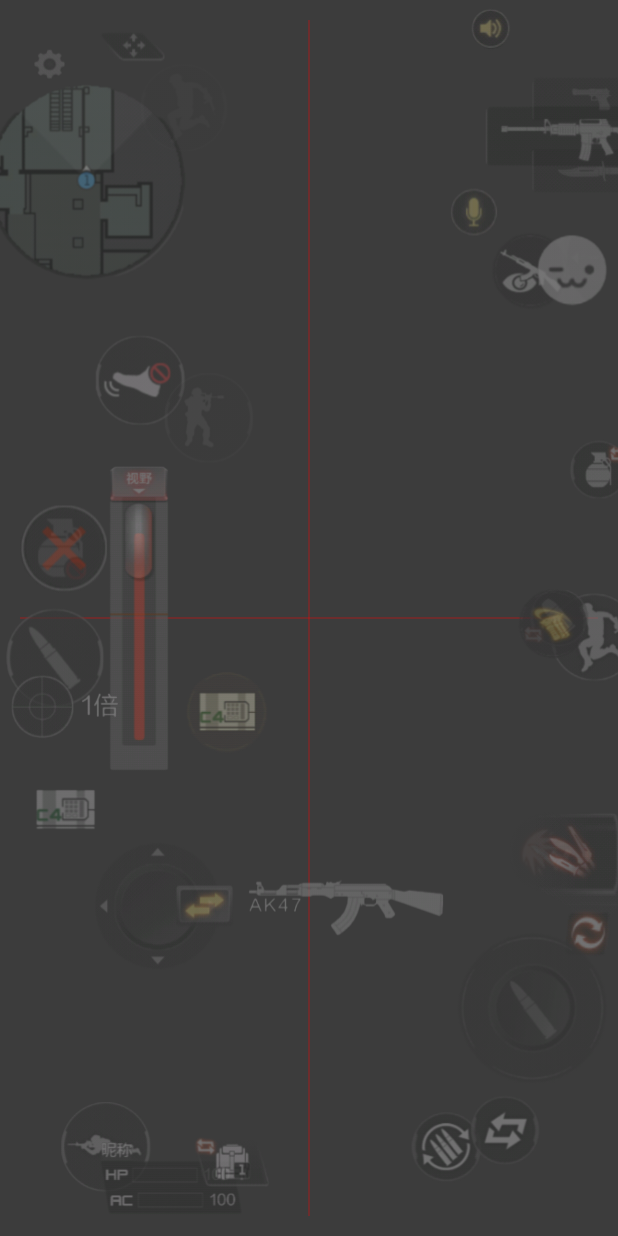
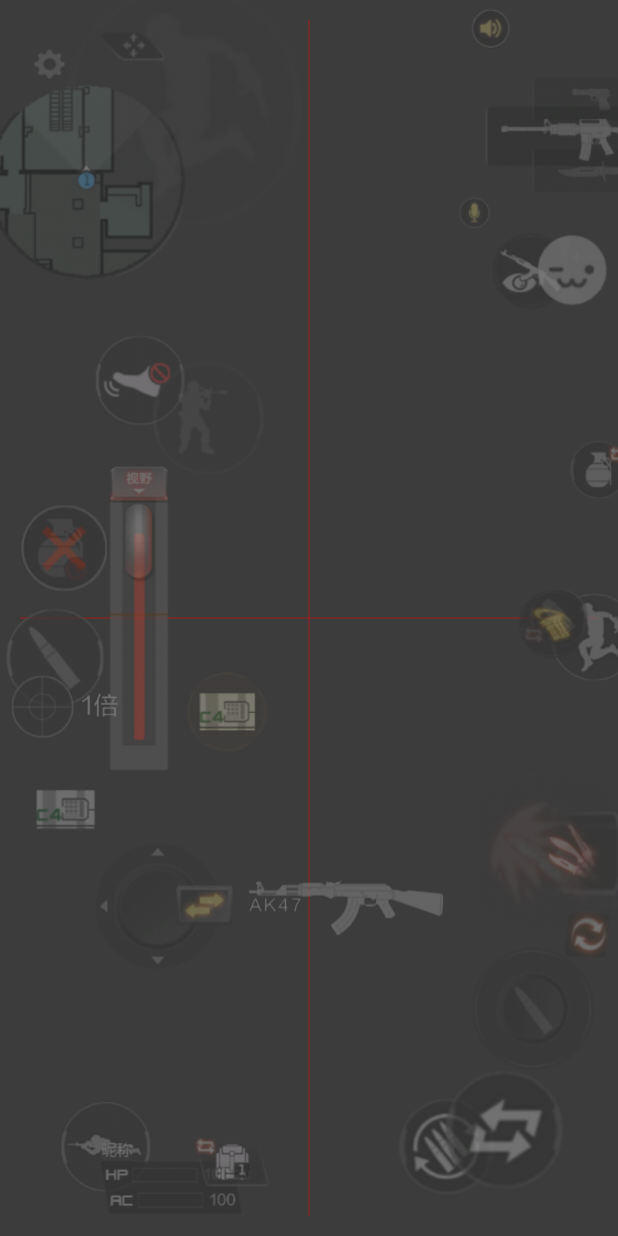
Before and after one commit to rlin1538/Cfm_Joy_Manager, an Android app built with Jetpack Compose: the screen it shows after launch (MainActivity), after a tap on "测试", on a phone screen of 412 x 824 dp. Run offline under Robolectric (Android 15) with nearby library versions, the phone set to English and light mode, and no system bars.

Commit message:
权限测试

```diff
--- a/app/build.gradle.kts
+++ b/app/build.gradle.kts
@@ -60,6 +60,9 @@ dependencies {
     implementation(libs.gson)
     implementation(libs.androidx.navigation.compose)
     implementation(platform(libs.compose.bom))
+    implementation(libs.androidx.documentfile)
+    implementation(libs.androidx.appcompat)
+    implementation(libs.androidx.activity.ktx)
     testImplementation(libs.junit)
     androidTestImplementation(libs.androidx.test.ext.junit)
     androidTestImplementation(libs.espresso.core)
--- a/app/src/main/AndroidManifest.xml
+++ b/app/src/main/AndroidManifest.xml
@@ -2,6 +2,9 @@
 <manifest xmlns:android="http://schemas.android.com/apk/res/android"
     xmlns:tools="http://schemas.android.com/tools">
 
+    <uses-permission android:name="android.permission.WRITE_EXTERNAL_STORAGE" />
+    <uses-permission android:name="android.permission.READ_EXTERNAL_STORAGE" />
+    <uses-permission android:name="android.permission.MANAGE_EXTERNAL_STORAGE" tools:ignore="ScopedStorage" />
     <application
         android:allowBackup="true"
         android:dataExtractionRules="@xml/data_extraction_rules"
@@ -11,6 +14,8 @@
         android:roundIcon="@mipmap/ic_launcher_round"
         android:supportsRtl="true"
         android:theme="@style/Theme.Cfm_Joy_Manager"
+        android:preserveLegacyExternalStorage="true"
+        android:requestLegacyExternalStorage="true"
         tools:targetApi="31">
         <activity
             android:name=".JoySticksViewer"
--- a/app/src/main/java/com/rlin/cfm_joy_manager/JoySticksViewer.kt
+++ b/app/src/main/java/com/rlin/cfm_joy_manager/JoySticksViewer.kt
@@ -1,6 +1,7 @@
 package com.rlin.cfm_joy_manager
 
 import ImgHelper.getBitmapFormResources
+import android.graphics.Bitmap
 import androidx.compose.foundation.Canvas
 import androidx.compose.foundation.background
 import androidx.compose.foundation.layout.fillMaxSize
@@ -31,8 +32,18 @@ fun JoySticksViewer(
 
     joys = Gson().fromJson(json, typeMyType)
 
-    var standardJoys: HashMap<String, JoyButtonProperty> =
+    val standardJoys: HashMap<String, JoyButtonProperty> =
         Gson().fromJson(standardJoySticksJson, typeMyType)
+
+    fun getScaledJoyImg(btnName: String): Bitmap {
+        var img =
+            getBitmapFormResources(context, getDrawableId(context, btnName.lowercase()))
+        img = img.scale(
+            ((img.width / standardJoys[btnName]!!.Scale) * joys[btnName]!!.Scale).toInt(),
+            ((img.height / standardJoys[btnName]!!.Scale) * joys[btnName]!!.Scale).toInt()
+        )
+        return img
+    }
 
     Canvas(
         modifier = modifier
@@ -65,15 +76,9 @@ fun JoySticksViewer(
                     "StaticWalkBtn",
                     "MapButtonNew"
                 )
-
-            leftTop.forEachIndexed { index, btnName ->
+            leftTop.forEach { btnName ->
                 if (joys[btnName] != null) {
-                    var img =
-                        getBitmapFormResources(context, getDrawableId(context, btnName.lowercase()))
-                    img = img.scale(
-                        ((img.width / standardJoys[btnName]!!.Scale) * joys[btnName]!!.Scale).toInt(),
-                        ((img.height / standardJoys[btnName]!!.Scale) * joys[btnName]!!.Scale).toInt()
-                    )
+                    val img = getScaledJoyImg(btnName)
                     drawImage(
                         image = img.asImageBitmap(),
                         topLeft = Offset(
@@ -95,19 +100,9 @@ fun JoySticksViewer(
                     "ChangeSniperZoomButton",
                     "LeftJumpButton",
                 )
-            val leftCenterRes = intArrayOf(
-                R.drawable.restoregrenadeidlestatebtn,
-                R.drawable.closesniperzoombutton,
-                R.drawable.changesniperfovview,
-                R.drawable.leftfirebutton,
-                R.drawable.changesniperzoombutton,
-                R.drawable.leftjumpbutton
-            )
-
-            leftCenter.forEachIndexed { index, btnName ->
+            leftCenter.forEach { btnName ->
                 if (joys[btnName] != null) {
-                    val img =
-                        getBitmapFormResources(context, getDrawableId(context, btnName.lowercase()))
+                    val img = getScaledJoyImg(btnName)
                     drawImage(
                         image = img.asImageBitmap(),
                         topLeft = Offset(
@@ -127,17 +122,9 @@ fun JoySticksViewer(
                     "UserCrawlButton",
                     "C4Btn"
                 )
-            val leftDownRes = intArrayOf(
-                R.drawable.movementjoystick,
-                R.drawable.usercrouchbutton,
-                R.drawable.usercrawlbutton,
-                R.drawable.c4btn
-            )
-
-            leftDown.forEachIndexed { index, btnName ->
+            leftDown.forEach { btnName ->
                 if (joys[btnName] != null) {
-                    val img =
-                        getBitmapFormResources(context, getDrawableId(context, btnName.lowercase()))
+                    val img = getScaledJoyImg(btnName)
                     drawImage(
                         image = img.asImageBitmap(),
                         topLeft = Offset(
@@ -149,7 +136,6 @@ fun JoySticksViewer(
                 }
             }
 
-
             // 居中
             val center =
                 arrayOf(
@@ -157,16 +143,9 @@ fun JoySticksViewer(
                     "BombC4Button",
                     "DroppedPickUpConfirmButton",
                 )
-            val centerRes = intArrayOf(
-                R.drawable.ingamevoicemicrophonebutton,
-                R.drawable.bombc4button,
-                R.drawable.droppedpickupconfirmbutton,
-            )
-
-            center.forEachIndexed { index, btnName ->
+            center.forEach { btnName ->
                 if (joys[btnName] != null) {
-                    val img =
-                        getBitmapFormResources(context, getDrawableId(context, btnName.lowercase()))
+                    val img = getScaledJoyImg(btnName)
                     drawImage(
                         image = img.asImageBitmap(),
                         topLeft = Offset(
@@ -178,7 +157,6 @@ fun JoySticksViewer(
                 }
             }
 
-
             // 中底
             val centerDown =
                 arrayOf(
@@ -189,19 +167,9 @@ fun JoySticksViewer(
                     "SwitchBagButton",
                     "SmileButton"
                 )
-            val centerDownRes = intArrayOf(
-                R.drawable.playerinfohud,
-                R.drawable.lookatgunbutton,
-                R.drawable.reammobutton,
-                R.drawable.quickswitchweaponbutton,
-                R.drawable.switchbagbutton,
-                R.drawable.smilebutton,
-            )
-
-            centerDown.forEachIndexed { index, btnName ->
+            centerDown.forEach { btnName ->
                 if (joys[btnName] != null) {
-                    val img =
-                        getBitmapFormResources(context, getDrawableId(context, btnName.lowercase()))
+                    val img = getScaledJoyImg(btnName)
                     drawImage(
                         image = img.asImageBitmap(),
                         topLeft = Offset(
@@ -219,15 +187,9 @@ fun JoySticksViewer(
                     "InGameVoiceTalkerButton",
                     "WeaponInfoButton",
                 )
-            val rightTopRes = intArrayOf(
-                R.drawable.ingamevoicetalkerbutton,
-                R.drawable.weaponinfobutton,
-            )
-
-            rightTop.forEachIndexed { index, btnName ->
+            rightTop.forEach { btnName ->
                 if (joys[btnName] != null) {
-                    val img =
-                        getBitmapFormResources(context, getDrawableId(context, btnName.lowercase()))
+                    val img = getScaledJoyImg(btnName)
                     drawImage(
                         image = img.asImageBitmap(),
                         topLeft = Offset(
@@ -248,19 +210,10 @@ fun JoySticksViewer(
                     "WeaponQingTianBtn",
                     "SecondaryAttackButton",
                 )
-            val rightCenterRes = intArrayOf(
-                R.drawable.grenadebutton,
-                R.drawable.jumpbutton,
-                R.drawable.liudangunbutton,
-                R.drawable.weaponwangzhezhixinbtn,
-                R.drawable.weaponqingtianbtn,
-                R.drawable.secondaryattackbutton,
-            )
-
-            rightCenter.forEachIndexed { index, btnName ->
+            rightCenter.forEach { btnName ->
                 if (joys[btnName] != null) {
-                    val img =
-                        getBitmapFormResources(context, getDrawableId(context, btnName.lowercase()))
+                    println(btnName)
+                    val img = getScaledJoyImg(btnName)
                     drawImage(
                         image = img.asImageBitmap(),
                         topLeft = Offset(
@@ -279,15 +232,9 @@ fun JoySticksViewer(
                     "FixedFireButton",
 //                    "FollowFireButton",
                 )
-            val rightDownRes = intArrayOf(
-                R.drawable.fixedfirebutton,
-//                R.drawable.followfirebutton,
-            )
-
-            rightDown.forEachIndexed { index, btnName ->
+            rightDown.forEach { btnName ->
                 if (joys[btnName] != null) {
-                    val img =
-                        getBitmapFormResources(context, getDrawableId(context, btnName.lowercase()))
+                    val img = getScaledJoyImg(btnName)
                     drawImage(
                         image = img.asImageBitmap(),
                         topLeft = Offset(
--- a/app/src/main/java/com/rlin/cfm_joy_manager/MainActivity.kt
+++ b/app/src/main/java/com/rlin/cfm_joy_manager/MainActivity.kt
@@ -1,11 +1,19 @@
 package com.rlin.cfm_joy_manager
 
+import android.R.attr
+import android.content.Intent
 import android.content.pm.ActivityInfo
+import android.net.Uri
+import android.os.Build
 import android.os.Bundle
+import android.os.Environment
+import android.provider.Settings
 import android.view.WindowManager
 import androidx.activity.ComponentActivity
 import androidx.activity.compose.setContent
+import androidx.annotation.RequiresApi
 import androidx.compose.foundation.layout.Box
+import androidx.compose.foundation.layout.Column
 import androidx.compose.foundation.layout.fillMaxSize
 import androidx.compose.material3.ElevatedButton
 import androidx.compose.material3.MaterialTheme
@@ -18,6 +26,7 @@ import androidx.compose.ui.graphics.Color
 import androidx.compose.ui.platform.LocalConfiguration
 import androidx.compose.ui.platform.LocalContext
 import androidx.compose.ui.platform.LocalLifecycleOwner
+import androidx.documentfile.provider.DocumentFile
 import androidx.navigation.NamedNavArgument
 import androidx.navigation.NavBackStackEntry
 import androidx.navigation.NavHostController
@@ -27,10 +36,17 @@ import androidx.navigation.compose.composable
 import androidx.navigation.compose.rememberNavController
 import androidx.navigation.navArgument
 import com.rlin.cfm_joy_manager.ui.theme.Cfm_Joy_ManagerTheme
+import com.rlin.cfm_joy_manager.utils.changeToUri
+import com.rlin.cfm_joy_manager.utils.changeToUri3
+import com.rlin.cfm_joy_manager.utils.getFiles
+import com.rlin.cfm_joy_manager.utils.startFor
+
 
 class MainActivity : ComponentActivity() {
     private lateinit var mNavController: NavHostController
+    private val mActivity = this
 
+    @RequiresApi(Build.VERSION_CODES.R)
     override fun onCreate(savedInstanceState: Bundle?) {
         super.onCreate(savedInstanceState)
         setContent {
@@ -38,10 +54,37 @@ class MainActivity : ComponentActivity() {
                 Greeting()
             }
         }
+
+//        //判断是否需要所有文件权限
+//        if (!(Build.VERSION.SDK_INT >= Build.VERSION_CODES.R && !Environment.isExternalStorageManager())) {
+//            println("/表明已经有这个权限了")
+//        } else {
+//            val intent =
+//                Intent(Settings.ACTION_MANAGE_ALL_FILES_ACCESS_PERMISSION)
+//            startActivity(intent)
+//        }
     }
 
+    @Deprecated("Deprecated in Java")
+    override fun onActivityResult(requestCode: Int, resultCode: Int, data: Intent?) {
+        super.onActivityResult(requestCode, resultCode, data)
+
+        val uri: Uri? = data?.data
+
+        if (requestCode == 10086) {
+            uri?.let {
+                contentResolver.takePersistableUriPermission(
+                    it, (Intent.FLAG_GRANT_READ_URI_PERMISSION
+                            or Intent.FLAG_GRANT_WRITE_URI_PERMISSION))
+            } //关键是这里，这个就是保存这个目录的访问权限
+        }
+    }
+
+    @RequiresApi(Build.VERSION_CODES.R)
     @Composable
     fun Greeting(modifier: Modifier = Modifier) {
+        val context = LocalContext.current
+
         mNavController = rememberNavController()
         NavHost(navController = mNavController, startDestination = "page_home") {
             composable("page_home") {
@@ -50,6 +93,7 @@ class MainActivity : ComponentActivity() {
                     color = MaterialTheme.colorScheme.background
                 ) {
                     Box {
+                        Column {
                             ElevatedButton(
                                 onClick = {
                                     val json = """
@@ -59,6 +103,26 @@ class MainActivity : ComponentActivity() {
                                 }
                             ) {
                                 Text(text = "测试")
+                            }
+                            ElevatedButton(
+                                onClick = {
+                                    startFor("/storage/emulated/0/Android/data/com.tencent.tmgp.cf/files/Assets4", mActivity, 10086)
+                                }
+                            ) {
+                                Text("获取权限")
+                            }
+                            ElevatedButton(
+                                onClick = {
+                                    val documentFile: DocumentFile? = DocumentFile.fromTreeUri(
+                                        context, Uri.parse(
+                                            changeToUri3("/storage/emulated/0/Android/data/com.tencent.tmgp.cf/files/Assets4")
+                                        )
+                                    )
+                                    documentFile?.let { it1 -> getFiles(it1) }
+                                }
+                            ) {
+                                Text("获取键位数据")
+                            }
                         }
                     }
                 }
--- a/app/src/main/java/com/rlin/cfm_joy_manager/utils/StaticContent.kt
+++ b/app/src/main/java/com/rlin/cfm_joy_manager/utils/StaticContent.kt
@@ -649,7 +649,22 @@ val standardJoySticksJson = """
         "ClimbButton": null,
         "ClimbDropDownButton": null,
         "BuffStateView": null,
-        "LiudanGunButton": null,
+        "LiudanGunButton": {
+            "xPos": 0,
+            "yPos": 0,
+            "Scale": 1,
+            "MaxScale": 2,
+            "MinScale": 0.6,
+            "Scale2": 1,
+            "MaxScale2": 2,
+            "MinScale2": 0.6,
+            "Alpha": 1,
+            "LeftSide": true,
+            "UpSide": true,
+            "HorizontalLimit": false,
+            "VerticalLimit": false,
+            "BtnType": 0
+        },
         "BioSkillButton": null,
         "BioSkillButton2": null,
         "ChangeCrossHairButton": null,
--- a/gradle/libs.versions.toml
+++ b/gradle/libs.versions.toml
@@ -11,8 +11,10 @@ activity-compose = "1.8.2"
 compose-bom = "2023.08.00"
 appcompat = "1.6.1"
 navigation-compose = "2.7.7"
+documentfile = "1.0.1"
 
 [libraries]
+androidx-activity-ktx = { module = "androidx.activity:activity-ktx", version.ref = "activity-compose" }
 androidx-navigation-compose = { module = "androidx.navigation:navigation-compose", version.ref = "navigation-compose" }
 core-ktx = { group = "androidx.core", name = "core-ktx", version.ref = "core-ktx" }
 gson = { module = "com.google.code.gson:gson", version.ref = "gson" }
@@ -30,6 +32,7 @@ ui-test-manifest = { group = "androidx.compose.ui", name = "ui-test-manifest" }
 ui-test-junit4 = { group = "androidx.compose.ui", name = "ui-test-junit4" }
 material3 = { group = "androidx.compose.material3", name = "material3" }
 androidx-appcompat = { group = "androidx.appcompat", name = "appcompat", version.ref = "appcompat" }
+androidx-documentfile = { group = "androidx.documentfile", name = "documentfile", version.ref = "documentfile" }
 
 [plugins]
 androidApplication = { id = "com.android.application", version.ref = "agp" }
```
Also changed, not shown: app/src/main/java/com/rlin/cfm_joy_manager/utils/DocumentFileUtil.kt (added, +58 -0 lines). Lines whose indentation alone changed are shown as unchanged.
